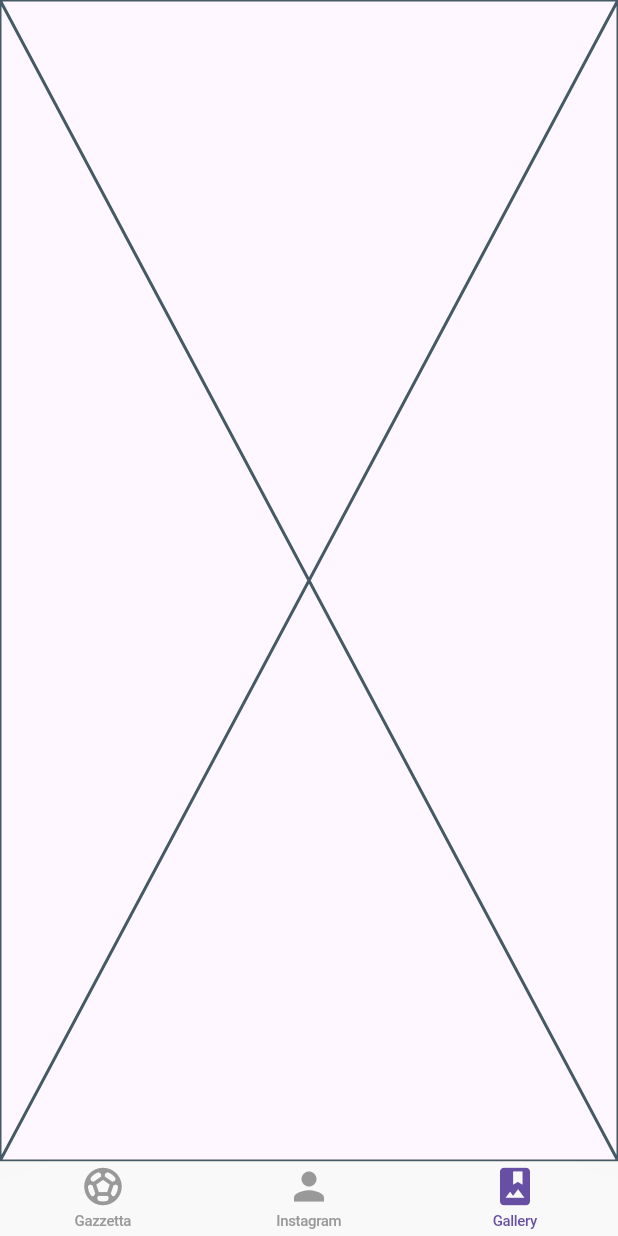
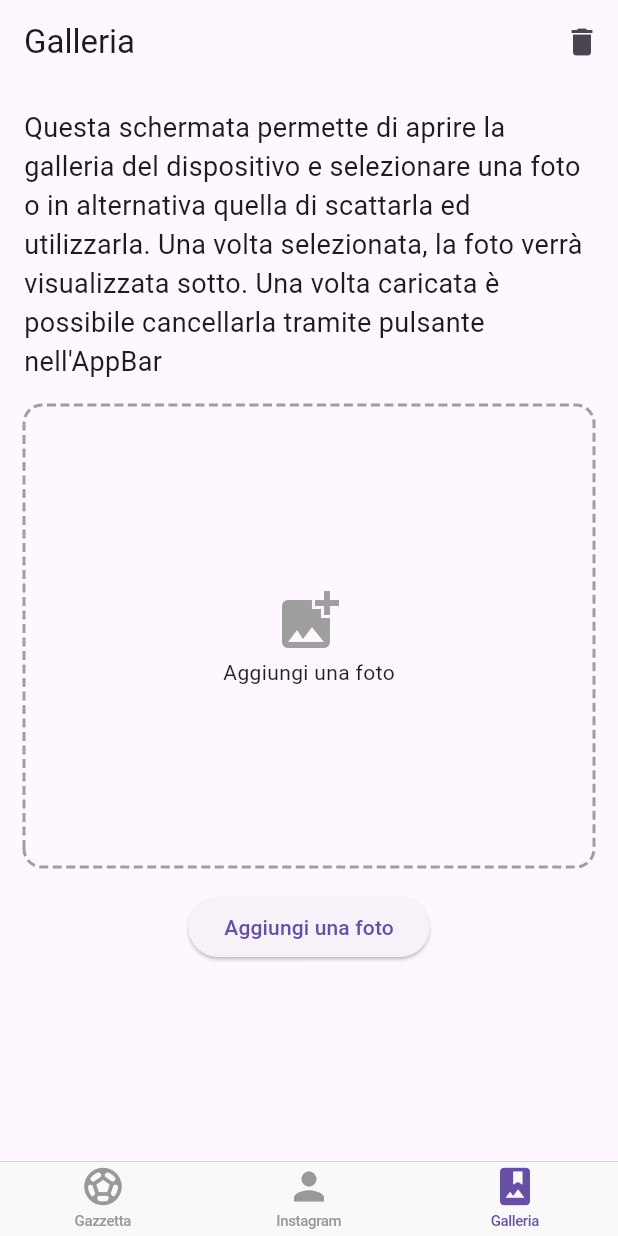
Before and after one commit to stasinato/sisal_flutter_challenge, a Flutter app: the screen it shows after launch, item 3 of the bottom bar chosen, on a phone screen of 412 x 824 dp. Run offline on Flutter 3.47's test engine with Material 3 defaults, Android fonts, the phone set to English and light mode, and no system bars; drawn by our look-alikes of dotted_border; our stand-ins replace bloc, cached_network_image, flutter_bloc, go_router, html_unescape, image_picker and 1 more; missing offline and left inert: easy_image_viewer; network calls fail.

Commit message:
ending gallery feature

```diff
--- /dev/null
+++ b/lib/gallery_screen/cubits/gallery_state.dart
@@ -0,0 +1,22 @@
+part of 'gallery_cubit.dart';
+
+@immutable
+sealed class GalleryState {
+  final XFile? image;
+
+  const GalleryState({this.image});
+}
+
+final class GalleryLoading extends GalleryState {
+  const GalleryLoading(XFile? image) : super(image: image);
+}
+
+final class GalleryPickerSuccess extends GalleryState {
+  const GalleryPickerSuccess(XFile? image) : super(image: image);
+}
+
+final class GalleryError extends GalleryState {
+  final String error;
+
+  const GalleryError(this.error, XFile? image) : super(image: image);
+}
--- /dev/null
+++ b/lib/gallery_screen/gallery_screen.dart
@@ -0,0 +1,148 @@
+import 'dart:io';
+
+import 'package:dotted_border/dotted_border.dart';
+import 'package:easy_image_viewer/easy_image_viewer.dart';
+import 'package:flutter/material.dart';
+import 'package:flutter_bloc/flutter_bloc.dart';
+import 'package:sisal_flutter_challenge/gallery_screen/cubits/gallery_cubit.dart';
+import 'package:sisal_flutter_challenge/gallery_screen/widgets/show_picker_bottom_sheet.dart';
+
+class GalleryScreen extends StatelessWidget {
+  const GalleryScreen({super.key});
+
+  @override
+  Widget build(BuildContext context) {
+    return Scaffold(
+      appBar: AppBar(
+        title: const Text('Galleria'),
+        actions: [
+          IconButton(
+            icon: const Icon(Icons.delete),
+            onPressed: () {
+              context.read<GalleryCubit>().deletePhoto();
+            },
+          ),
+        ],
+      ),
+      body: BlocBuilder<GalleryCubit, GalleryState>(
+        builder: (context, state) {
+          final image = state.image;
+
+          return SingleChildScrollView(
+            child: Padding(
+              padding: const EdgeInsets.all(16.0),
+              child: Column(
+                crossAxisAlignment: CrossAxisAlignment.center,
+                children: [
+                  const Text(
+                    'Questa schermata permette di aprire la galleria del '
+                    'dispositivo e selezionare una foto o in alternativa quella'
+                    ' di scattarla ed utilizzarla. Una volta selezionata, la '
+                    'foto verrà visualizzata sotto. Una volta caricata è '
+                    'possibile cancellarla tramite pulsante nell\'AppBar',
+                    style: TextStyle(fontSize: 18),
+                  ),
+                  const SizedBox(height: 16),
+                  if (state is GalleryLoading)
+                    const Center(child: CircularProgressIndicator.adaptive()),
+                  if (image == null && state is GalleryLoading == false)
+                    _buildEmptyState(context)
+                  else if (image != null)
+                    Column(
+                      children: [
+                        InkWell(
+                          onTap: () {
+                            ImageProvider imageProvider =
+                                FileImage(File(image.path));
+                            showImageViewer(context, imageProvider,
+                                immersive: false,
+                                closeButtonColor: Colors.grey,
+                                swipeDismissible: true,
+                                useSafeArea: true);
+                          },
+                          child: Container(
+                            clipBehavior: Clip.hardEdge,
+                            width: double.infinity,
+                            decoration: BoxDecoration(
+                              borderRadius: BorderRadius.circular(12),
+                              border: Border.all(
+                                color: Colors.grey,
+                                width: 2,
+                              ),
+                            ),
+                            child: Padding(
+                              padding: const EdgeInsets.all(2.0),
+                              child: Image.file(
+                                height: 300,
+                                File(image.path),
+                              ),
+                            ),
+                          ),
+                        ),
+                        const SizedBox(height: 16),
+                        const Text(
+                          "Tocca l'immagine per aprirla!",
+                          style: TextStyle(fontSize: 18),
+                        ),
+                      ],
+                    ),
+                  const SizedBox(height: 16),
+                  _buildAddPhotoButton(context),
+                  if (state is GalleryError)
+                    Padding(
+                      padding: const EdgeInsets.symmetric(vertical: 8.0),
+                      child: Text(state.error,
+                          style: const TextStyle(color: Colors.red)),
+                    ),
+                ],
+              ),
+            ),
+          );
+        },
+      ),
+    );
+  }
+
+  Widget _buildEmptyState(BuildContext context) {
+    return DottedBorder(
+      borderType: BorderType.RRect,
+      radius: const Radius.circular(12),
+      dashPattern: const [6, 3],
+      color: Colors.grey,
+      strokeWidth: 2,
+      padding: EdgeInsets.zero,
+      child: Card(
+        clipBehavior: Clip.antiAlias,
+        color: Colors.transparent,
+        elevation: 0,
+        shape: RoundedRectangleBorder(
+          borderRadius: BorderRadius.circular(12),
+        ),
+        child: InkWell(
+          onTap: () => showPickerBottomSheet(context),
+          child: const SizedBox(
+            width: double.infinity,
+            height: 300,
+            child: Center(
+              child: Column(
+                mainAxisAlignment: MainAxisAlignment.center,
+                children: [
+                  Icon(Icons.add_photo_alternate, size: 48, color: Colors.grey),
+                  Text('Aggiungi una foto',
+                      style: TextStyle(color: Colors.black87)),
+                ],
+              ),
+            ),
+          ),
+        ),
+      ),
+    );
+  }
+
+  Widget _buildAddPhotoButton(BuildContext context) {
+    return ElevatedButton(
+      onPressed: () => showPickerBottomSheet(context),
+      child: const Text('Aggiungi una foto'),
+    );
+  }
+}
--- a/lib/main_screen.dart
+++ b/lib/main_screen.dart
@@ -18,7 +18,7 @@ class MainScreen extends StatelessWidget {
               icon: Icon(Icons.sports_soccer), label: 'Gazzetta'),
           BottomNavigationBarItem(icon: Icon(Icons.person), label: 'Instagram'),
           BottomNavigationBarItem(
-              icon: Icon(Icons.photo_album), label: 'Gallery'),
+              icon: Icon(Icons.photo_album), label: 'Galleria'),
         ],
         currentIndex: navigationShell.currentIndex,
         onTap: (int index) => navigationShell.goBranch(index),
--- a/lib/router/app_router.dart
+++ b/lib/router/app_router.dart
@@ -1,6 +1,7 @@
 import 'package:flutter/material.dart';
 import 'package:go_router/go_router.dart';
 
+import '../gallery_screen/gallery_screen.dart';
 import '../gazzetta_screen/gazzetta_screen.dart';
 import '../gazzetta_screen/show_article_web_view.dart';
 import '../instagram_screen/open_ig_screen.dart';
@@ -47,7 +48,7 @@ final router = GoRouter(
             GoRoute(
               path: '/gallery',
               builder: (BuildContext context, GoRouterState state) =>
-                  const Placeholder(),
+                  const GalleryScreen(),
               routes: const <RouteBase>[],
             ),
           ],
--- a/pubspec.yaml
+++ b/pubspec.yaml
@@ -46,6 +46,10 @@ dependencies:
   cached_network_image: ^3.4.1
   url_launcher: ^6.3.1
   icons_launcher: ^3.0.0
+  path_provider: ^2.1.5
+  image_picker: ^1.1.2
+  dotted_border: ^2.1.0
+  easy_image_viewer: ^1.5.1
 
 dev_dependencies:
   flutter_test:
```
Also changed, not shown: lib/gallery_screen/cubits/gallery_cubit.dart (added, +88 -0 lines), lib/gallery_screen/widgets/show_picker_bottom_sheet.dart (added, +40 -0 lines), lib/gazzetta_screen/cubit/gazzetta_cubit.dart (+14 -16 lines), lib/gazzetta_screen/gazzetta_screen.dart (+11 -6 lines), lib/gazzetta_screen/models/gazzetta_article.dart (+1 -13 lines), lib/main.dart (+16 -4 lines), pubspec.lock, 1 other file.
